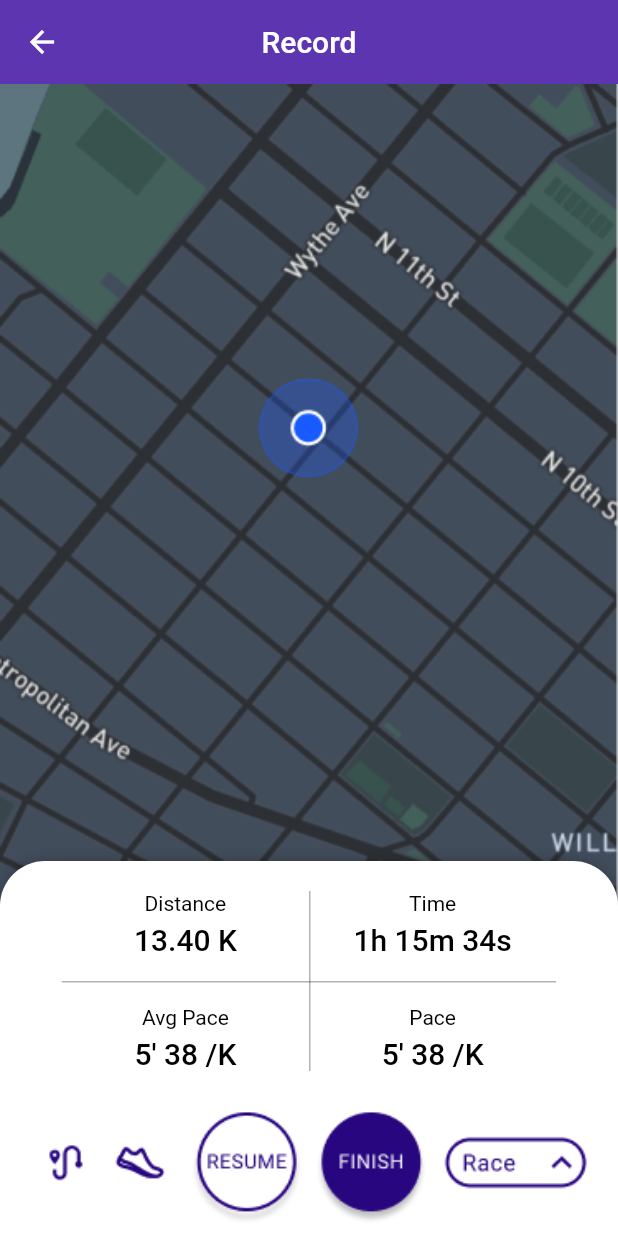
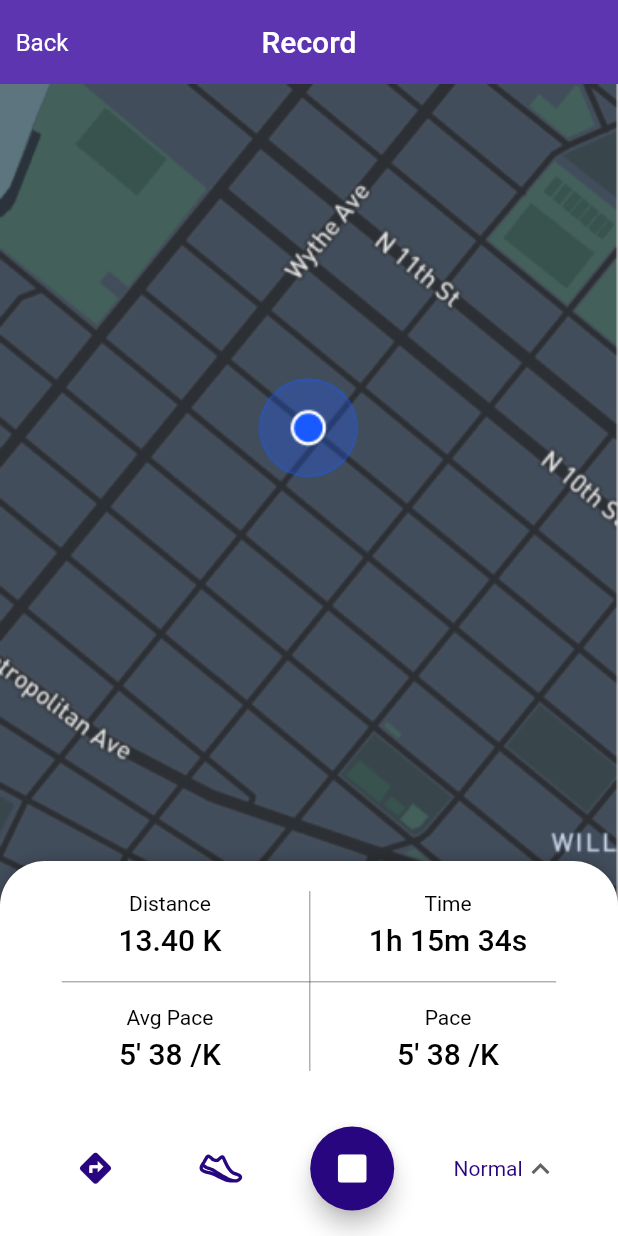
Before and after one commit to gabdeum/race_tracker, a Flutter app: the Home screen opened directly, after a tap on "Go to Map", on a phone screen of 412 x 824 dp. Run offline on Flutter 3.47's test engine with Material 2 defaults, Android fonts, the phone set to English and light mode, and no system bars; drawn by our look-alikes of sliding_up_panel; our stand-ins replace carousel_slider, flutter_svg, location, sqflite; accounts and stored records are empty.

Commit message:
Record Map: Added new class for Activity entry with location stream + record bottom bar

```diff
--- a/lib/main.dart
+++ b/lib/main.dart
@@ -15,7 +15,7 @@ void main() => runApp(MaterialApp(
   routes: {
     '/dashboard' : (context) => Dashboard(),
     '/routes' : (context) => const Routes(),
-    '/record_map' : (context) => const RecordMap()
+    '/record_map' : (context) => RecordMap()
     },
   theme: ThemeData(
     fontFamily: 'Roboto',
--- a/lib/pages/dashboard.dart
+++ b/lib/pages/dashboard.dart
@@ -1,4 +1,5 @@
 import 'package:flutter/material.dart';
+import 'package:location/location.dart';
 import '../services/activity.dart';
 import '../widgets/activity_card.dart';
 import '../widgets/bottom_bar.dart';
@@ -56,4 +57,5 @@ class Dashboard extends StatelessWidget {
       ),
     );
   }
+
 }
--- a/lib/pages/record_map.dart
+++ b/lib/pages/record_map.dart
@@ -1,19 +1,33 @@
+import 'dart:async';
 import 'package:flutter/material.dart';
+import 'package:flutter_svg/flutter_svg.dart';
 import 'package:race_tracker/services/DisplayData.dart';
+import 'package:race_tracker/services/activity_entry.dart';
+import 'package:race_tracker/services/colors.dart';
 import 'package:sliding_up_panel/sliding_up_panel.dart';
-
 import '../services/activity.dart';
 
 class RecordMap extends StatelessWidget {
-  const RecordMap({Key? key}) : super(key: key);
+
+  RecordMap({this.locationSubscription, Key? key}) : super(key: key);
+
+  final StreamSubscription? locationSubscription;
+  final ActivityEntry newActivity = ActivityEntry();
 
   @override
   Widget build(BuildContext context) {
 
+    newActivity.startRecording();
+
     final Activity currentActivity = Activity(activityId: 'activity01', activityName: 'Afternoon run', activityType: 'run', activityDateTime: DateTime(1991, 3, 7, 23, 50), activityLocation: {"locationName" : "Versailles, FR"}, activityDistance: 13400, activityMovingTime: 4534);
+    final widthScreen = MediaQuery.of(context).size.width;
 
     return Scaffold(
       appBar: AppBar(
+        leading: IconButton(
+          icon: Text('Back', style: Theme.of(context).textTheme.titleMedium?.merge(const TextStyle(color: primaryTextColor)) ,),
+          onPressed: () => Navigator.of(context).pop(),
+        ),
         title: const Text('Record'),
       ),
       body: Stack(
@@ -25,7 +39,7 @@ class RecordMap extends StatelessWidget {
             parallaxEnabled: true,
             borderRadius: const BorderRadius.only(topLeft: Radius.circular(30.0), topRight: Radius.circular(30.0)),
             panel: Padding(
-              padding: EdgeInsets.symmetric(vertical: 20, horizontal: 0.1 * MediaQuery.of(context).size.width),
+              padding: EdgeInsets.symmetric(vertical: 20, horizontal: 0.1 * widthScreen),
               child: Align(
                 alignment: Alignment.topCenter,
                 child: SizedBox(
@@ -37,18 +51,20 @@ class RecordMap extends StatelessWidget {
                           DisplayData(title: 'Distance', dataStr: currentActivity.activityType != 'swim' ?
                           '${((currentActivity.activityDistance) / 1000).toStringAsFixed(2)} K' : '${currentActivity.activityDistance.toString()} m',
                             titleStyle: Theme.of(context).textTheme.bodyMedium, dataStrStyle: Theme.of(context).textTheme.titleLarge,),
+                          SizedBox(width: 0.1 * widthScreen,),
                           DisplayData(title: 'Time', dataStr: formatMovingTime(currentActivity.activityMovingTime),
                             titleStyle: Theme.of(context).textTheme.bodyMedium, dataStrStyle: Theme.of(context).textTheme.titleLarge,),
                         ],),
                         Row(crossAxisAlignment: CrossAxisAlignment.center, mainAxisAlignment: MainAxisAlignment.spaceBetween, children: [
                           DisplayData(title: 'Avg Pace', dataStr: formatPace(currentActivity.activityMovingTime, currentActivity.activityDistance),
                             titleStyle: Theme.of(context).textTheme.bodyMedium, dataStrStyle: Theme.of(context).textTheme.titleLarge,),
+                          SizedBox(width: 0.1 * widthScreen,),
                           DisplayData(title: 'Pace', dataStr: formatPace(currentActivity.activityMovingTime, currentActivity.activityDistance),
                             titleStyle: Theme.of(context).textTheme.bodyMedium, dataStrStyle: Theme.of(context).textTheme.titleLarge,),
                         ],)
                       ],),
                       Positioned(top: 60, left: 0, right: 0 ,child: Container(height: 1,color: const Color.fromRGBO(0, 0, 0, 0.3),)),
-                      Positioned(top: 0, bottom: 0, left: MediaQuery.of(context).size.width * 0.4 ,child: Container(width: 1,color: const Color.fromRGBO(0, 0, 0, 0.3),)),
+                      Positioned(top: 0, bottom: 0, left: widthScreen * 0.4 ,child: Container(width: 1,color: const Color.fromRGBO(0, 0, 0, 0.3),)),
                     ],
                   ),
                 ),
@@ -56,10 +72,84 @@ class RecordMap extends StatelessWidget {
             ),
             body: Image.asset('assets/placeholders/record_map.png', fit: BoxFit.fitWidth,alignment: Alignment.topCenter,)
           ),
-          Positioned(bottom: 0,child: Image.asset('assets/placeholders/bottom_bar_record.png', width: MediaQuery.of(context).size.width, fit: BoxFit.fitWidth,)),
+          Positioned(bottom: 0,child: BottomBarRecord(widthScreen: widthScreen, currentActivity: newActivity,)),
         ],
       ),
     );
   }
 
 }
+
+class BottomBarRecord extends StatefulWidget {
+  const BottomBarRecord({
+    Key? key,
+    required this.widthScreen,
+    required this.currentActivity
+  }) : super(key: key);
+
+  final double widthScreen;
+  final ActivityEntry currentActivity;
+
+  @override
+  State<BottomBarRecord> createState() => _BottomBarRecordState();
+}
+
+class _BottomBarRecordState extends State<BottomBarRecord> {
+
+  String activityTypeValue = 'run';
+  String recordTypeValue = 'Normal';
+
+
+  @override
+  Widget build(BuildContext context) {
+    return Container(
+      color: Colors.white,
+      height: 90,
+      width: widget.widthScreen,
+      child: Row(mainAxisAlignment: MainAxisAlignment.spaceEvenly, crossAxisAlignment: CrossAxisAlignment.center,children: [
+        IconButton(onPressed: (){}, icon: const Icon(Icons.directions, size: 25, color: primaryColorDark,)),
+        DropdownButton(
+          icon: const Visibility(visible:false, child: Icon(Icons.arrow_downward)),
+          underline: const SizedBox(),
+          borderRadius: BorderRadius.circular(15),
+          value: activityTypeValue,
+          items: <String>['run', 'bike', 'swim']
+              .map<DropdownMenuItem<String>>((String value) {
+            return DropdownMenuItem<String>(
+              value: value,
+              child: Center(child: SvgPicture.asset('assets/custom_icons/${value}_icon.svg', width: 40, color: primaryColorDark,)),
+            );
+          }).toList(),
+          onChanged: (String? newValue) {
+            setState(() {
+              activityTypeValue = newValue!;
+            });
+          },
+        ),
+        FloatingActionButton(
+          heroTag: 'heroStopButton',
+          backgroundColor: primaryColorDark,
+          onPressed: (){widget.currentActivity.stopRecording();},
+          child: SvgPicture.asset('assets/custom_icons/stop_icon.svg', width: 20,),
+        ),
+        DropdownButton(
+          icon: const Icon(Icons.keyboard_arrow_up_outlined),
+          underline: const SizedBox(),
+          borderRadius: BorderRadius.circular(15),
+          value: recordTypeValue,
+          items: <String>['Normal', 'Assist', 'Race']
+              .map<DropdownMenuItem<String>>((String value) {
+            return DropdownMenuItem<String>(
+              value: value,
+              child: Text(value, style: Theme.of(context).textTheme.bodyMedium?.merge(const TextStyle(color: primaryColorDark)),),
+            );
+          }).toList(),
+          onChanged: (String? newValue) {
+            setState(() {
+              recordTypeValue = newValue!;
+            });
+          },
+        ),
+      ],));
+  }
+}
--- a/lib/services/activity.dart
+++ b/lib/services/activity.dart
@@ -1,14 +1,18 @@
+import 'dart:async';
+import 'dart:math';
+import 'package:location/location.dart';
+
 class Activity {
 
   final String activityId; // used to retrieve route details in DB, images in storage...
   final String activityName;
-  final String activityType; // run, bike or swim
+  String activityType; // run, bike or swim
   final DateTime activityDateTime; // DateTime from the start of the activity
   final Map<String,dynamic> activityLocation; // Map of location details (lat, lon, place name like "Brooklyn, NY")
-  final int activityDistance; // distance in meters
-  final int activityMovingTime; // elapsed time in seconds
+  int activityDistance; // distance in meters
+  int activityMovingTime; // elapsed time in seconds
 
   Activity({required this.activityId, required this.activityName, required this.activityType, required this.activityDateTime,
-    required this.activityLocation, required this.activityDistance, required this.activityMovingTime});
+    required this.activityLocation, this.activityDistance = 0, required this.activityMovingTime});
 
 }
--- /dev/null
+++ b/lib/services/activity_entry.dart
@@ -0,0 +1,100 @@
+import 'dart:async';
+import 'dart:math';
+import 'package:location/location.dart';
+
+class ActivityEntry {
+
+  double? time;
+  LocationData? location;
+  String activityType = 'run'; // run, bike or swim
+  double distance = 0; // distance in meters
+  double duration = 0; //elapsed time in seconds
+  StreamSubscription? locationSubscription;
+
+  ActivityEntry();
+
+  startRecording() async {
+
+    print('---------START---------');
+
+    Stream<LocationData>? locationStream = await getLocationStream();
+    location = await getLocation();
+    time = location?.time;
+
+    locationSubscription = locationStream?.listen((event) async {
+
+      distance += calculateDistance(location!.latitude!, location!.longitude!, event.latitude!, event.longitude!);
+      location = event;
+
+      if (time != null && event.time != null){
+        duration += (event.time! - time!)/1000;
+        time = event.time;
+      }
+
+      print('time: $time - lat: ${location?.latitude} - lon: ${location?.longitude} - duration: ${duration}s - distance: ${distance}m');
+
+    });
+
+  }
+
+  pauseRecording(){
+    locationSubscription?.pause();
+    print('---------PAUSE---------');
+    print('time: $time - duration: $duration - distance: $distance');
+  }
+
+  stopRecording(){
+    print('---------STOP----------');
+    locationSubscription?.cancel();
+  }
+
+  Future<LocationData> getLocation() async {
+
+    bool _serviceEnabled;
+    PermissionStatus _permissionGranted;
+    Location location = Location();
+    LocationData _locationData;
+
+    _serviceEnabled = await location.serviceEnabled();
+    if (!_serviceEnabled) {
+      _serviceEnabled = await location.requestService();
+      if (!_serviceEnabled) {
+        print('Location service not enabled');
+      }
+    }
+
+    _permissionGranted = await location.hasPermission();
+    if (_permissionGranted == PermissionStatus.denied) {
+      _permissionGranted = await location.requestPermission();
+      if (_permissionGranted != PermissionStatus.granted) {
+        print('Location denied by user');
+      }
+    }
+
+    _locationData = await location.getLocation();
+
+    return _locationData;
+
+  }
+
+  Future<Stream<LocationData>?> getLocationStream() async {
+
+    Location location = Location();
+    Stream<LocationData>? _locationStream;
+    _locationStream = location.onLocationChanged;
+
+    return _locationStream;
+
+  }
+
+  double calculateDistance(double lat1, double lon1, double lat2, double lon2){
+    var p = 0.017453292519943295;
+    var c = cos;
+    var a = 0.5 - c((lat2 - lat1) * p)/2 +
+        c(lat1 * p) * c(lat2 * p) *
+            (1 - c((lon2 - lon1) * p))/2;
+    return 12742 * asin(sqrt(a)) * 1000;
+  }
+
+
+}
--- a/lib/widgets/bottom_bar.dart
+++ b/lib/widgets/bottom_bar.dart
@@ -91,7 +91,9 @@ class BottomBar extends StatelessWidget {
               child: Column(
                 children: [
                   InkWell(
-                    onTap: (){Navigator.of(context).push(_navigateToRecord());},
+                    onTap: (){
+                      Navigator.of(context).push(_navigateToRecord());
+                      },
                     child: SvgPicture.asset('assets/bottom_bar/new_activity.svg',),
                     splashColor: Colors.transparent,
                     highlightColor: Colors.transparent,
@@ -144,7 +146,7 @@ Route _navigateToDashboard() {
 
 Route _navigateToRecord() {
   return PageRouteBuilder(
-    pageBuilder: (context, animation, secondaryAnimation) => const RecordMap(),
+    pageBuilder: (context, animation, secondaryAnimation) => RecordMap(),
     transitionsBuilder: (context, animation, secondaryAnimation, child) {
       const begin = Offset(0.0, 1.0);
       const end = Offset.zero;
```
Also changed, not shown: assets/custom_icons/stop_icon.svg (added).
